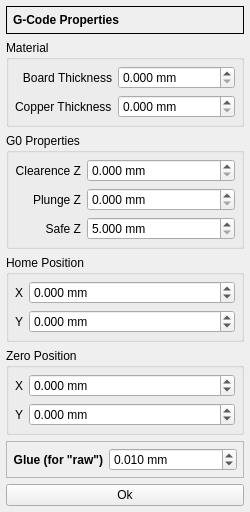
The window that G2G/forms/gcodepropertiesform.ui (XRay3D/GERBER_X3) describes before a commit, drawn with Qt 5.
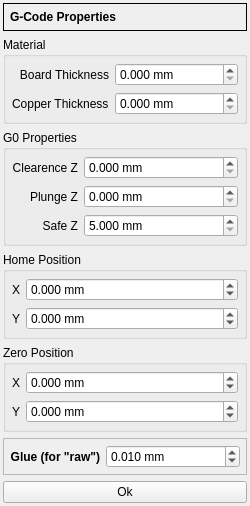
The same window after the commit. Custom widgets are drawn as their Qt base class.

```diff
--- a/G2G/forms/gcodepropertiesform.ui
+++ b/G2G/forms/gcodepropertiesform.ui
@@ -21,16 +21,16 @@
   </property>
   <layout class="QVBoxLayout" name="verticalLayout">
    <property name="leftMargin">
-    <number>6</number>
+    <number>3</number>
    </property>
    <property name="topMargin">
-    <number>6</number>
+    <number>3</number>
    </property>
    <property name="rightMargin">
-    <number>6</number>
+    <number>3</number>
    </property>
    <property name="bottomMargin">
-    <number>6</number>
+    <number>3</number>
    </property>
    <item>
     <widget class="QFrame" name="frame">
```
